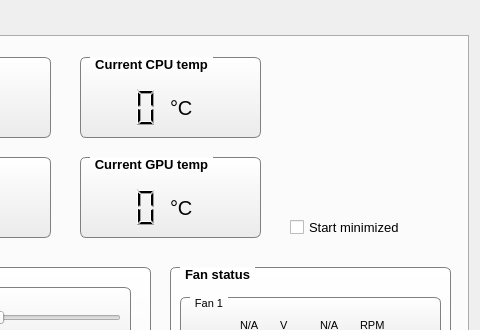
Before: the Qt Designer form grid-control/ui/mainwindow.ui in akej74/grid-control, drawn with Qt 5; both pictures show x 553 to 1033 and y 0 to 330 of the 1033 by 721 pixel window.
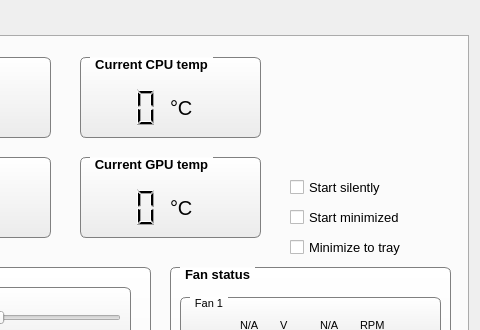
After: the same form once the commit is applied. Icons and pictures are not drawn.

Commit message: Additional config settings

```diff
--- a/grid-control/ui/mainwindow.ui
+++ b/grid-control/ui/mainwindow.ui
@@ -1990,10 +1990,10 @@
       <widget class="QLabel" name="labelGridImage">
        <property name="geometry">
         <rect>
-         <x>810</x>
+         <x>830</x>
          <y>0</y>
-         <width>151</width>
-         <height>141</height>
+         <width>131</width>
+         <height>121</height>
         </rect>
        </property>
        <property name="text">
@@ -2070,7 +2070,7 @@
        <property name="geometry">
         <rect>
          <x>820</x>
-         <y>170</y>
+         <y>160</y>
          <width>151</width>
          <height>20</height>
         </rect>
@@ -2084,6 +2084,42 @@
         <string>Start minimized</string>
        </property>
       </widget>
+      <widget class="QCheckBox" name="checkBoxMinimizeToTray">
+       <property name="geometry">
+        <rect>
+         <x>820</x>
+         <y>190</y>
+         <width>151</width>
+         <height>20</height>
+        </rect>
+       </property>
+       <property name="font">
+        <font>
+         <pointsize>10</pointsize>
+        </font>
+       </property>
+       <property name="text">
+        <string>Minimize to tray</string>
+       </property>
+      </widget>
+      <widget class="QCheckBox" name="checkBoxStartSilently">
+       <property name="geometry">
+        <rect>
+         <x>820</x>
+         <y>130</y>
+         <width>151</width>
+         <height>20</height>
+        </rect>
+       </property>
+       <property name="font">
+        <font>
+         <pointsize>10</pointsize>
+        </font>
+       </property>
+       <property name="text">
+        <string>Start silently</string>
+       </property>
+      </widget>
      </widget>
     </widget>
     <widget class="QWidget" name="tabSensorConfig">
```
The commit also changes 1 other file.
